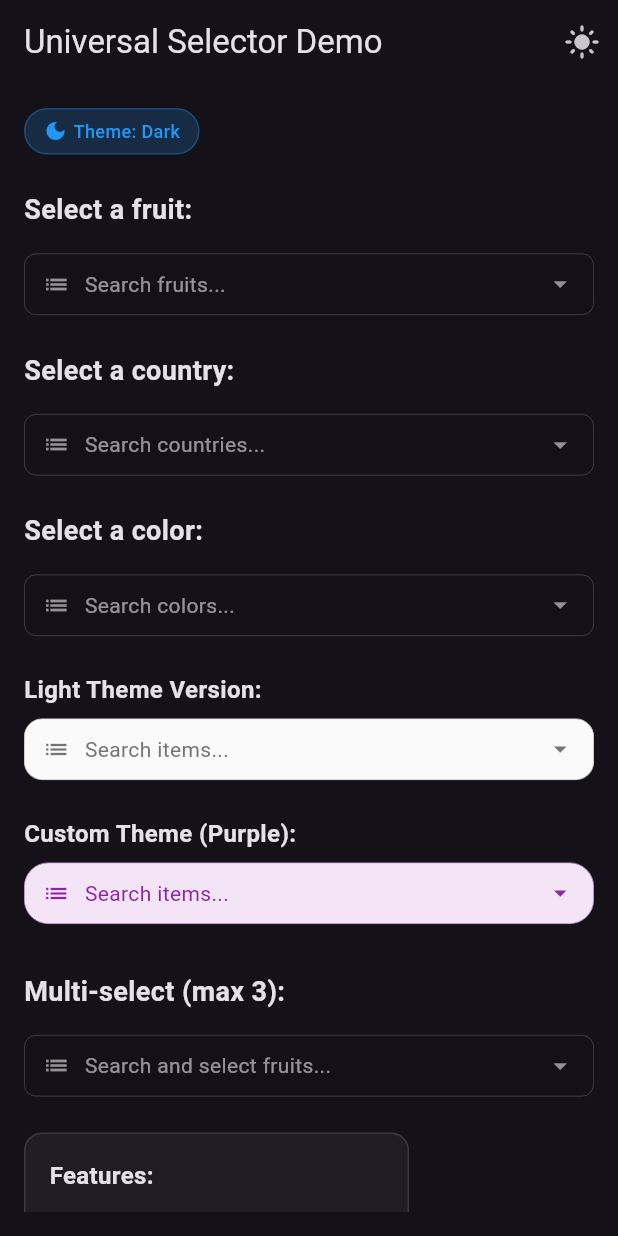
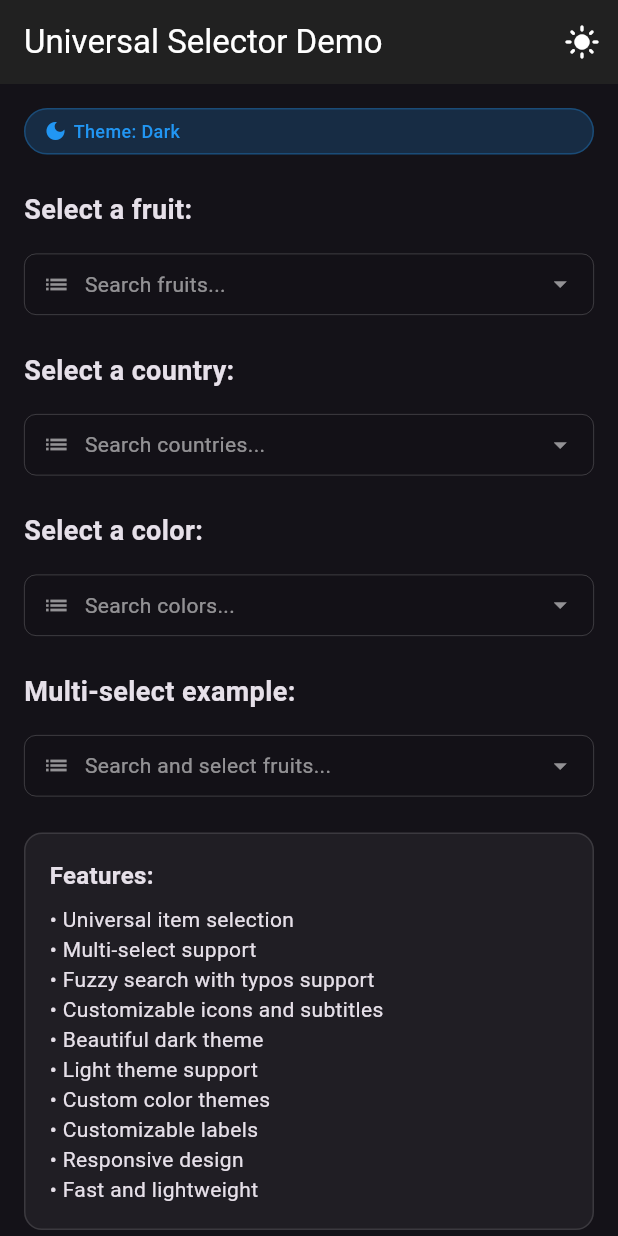
Before and after one commit to stanislavworldin/search, a Flutter app: the screen it shows after launch, on a phone screen of 412 x 824 dp. Run offline on Flutter 3.47's test engine with Material 3 defaults, Android fonts, the phone set to English and light mode, and no system bars.

Commit message:
Fix all errors and warnings in example app

```diff
--- a/example/lib/main.dart
+++ b/example/lib/main.dart
@@ -112,21 +112,21 @@ class _MyHomePageState extends State<MyHomePage> {
       name: 'China',
       icon: '🇨🇳',
       subtitle: 'People\'s Republic of China',
-      searchData: 'china chinese',
+      searchData: 'china chinese people republic',
+    ),
+    const SelectableItem(
+      id: 'jp',
+      name: 'Japan',
+      icon: '🇯🇵',
+      subtitle: 'Land of the Rising Sun',
+      searchData: 'japan japanese rising sun',
     ),
     const SelectableItem(
       id: 'de',
       name: 'Germany',
       icon: '🇩🇪',
       subtitle: 'Federal Republic of Germany',
-      searchData: 'germany german deutschland',
-    ),
-    const SelectableItem(
-      id: 'jp',
-      name: 'Japan',
-      icon: '🇯🇵',
-      subtitle: 'Land of the Rising Sun',
-      searchData: 'japan japanese nippon',
+      searchData: 'germany german federal republic',
     ),
   ];
 
@@ -136,35 +136,35 @@ class _MyHomePageState extends State<MyHomePage> {
       name: 'Red',
       icon: '🔴',
       subtitle: 'Primary color',
-      searchData: 'red primary warm',
+      searchData: 'red primary color warm',
     ),
     const SelectableItem(
       id: 'blue',
       name: 'Blue',
       icon: '🔵',
       subtitle: 'Primary color',
-      searchData: 'blue primary cool',
+      searchData: 'blue primary color cool',
     ),
     const SelectableItem(
       id: 'green',
       name: 'Green',
       icon: '🟢',
-      subtitle: 'Secondary color',
-      searchData: 'green secondary nature',
+      subtitle: 'Primary color',
+      searchData: 'green primary color nature',
     ),
     const SelectableItem(
       id: 'yellow',
       name: 'Yellow',
       icon: '🟡',
       subtitle: 'Primary color',
-      searchData: 'yellow primary bright',
+      searchData: 'yellow primary color bright',
     ),
     const SelectableItem(
       id: 'purple',
       name: 'Purple',
       icon: '🟣',
       subtitle: 'Secondary color',
-      searchData: 'purple secondary royal',
+      searchData: 'purple secondary color royal',
     ),
   ];
 
@@ -173,19 +173,19 @@ class _MyHomePageState extends State<MyHomePage> {
     return Scaffold(
       appBar: AppBar(
         title: const Text('Universal Selector Demo'),
+        backgroundColor: widget.isDarkTheme ? Colors.grey[900] : Colors.blue,
+        foregroundColor: Colors.white,
         actions: [
-          // Theme toggle button
           IconButton(
-            icon: Icon(widget.isDarkTheme ? Icons.light_mode : Icons.dark_mode),
+            icon: Icon(
+              widget.isDarkTheme ? Icons.light_mode : Icons.dark_mode,
+            ),
             onPressed: widget.onThemeChanged,
           ),
         ],
       ),
-      body: Padding(
+      body: ListView(
         padding: const EdgeInsets.all(16.0),
-        child: SingleChildScrollView(
-          child: Column(
-            crossAxisAlignment: CrossAxisAlignment.start,
         children: [
           // Theme indicator
           Container(
@@ -301,85 +301,9 @@ class _MyHomePageState extends State<MyHomePage> {
           ),
           const SizedBox(height: 24),
 
-            // Light theme selector example
-            const Text(
-              'Light Theme Version:',
-              style: TextStyle(
-                fontSize: 16,
-                fontWeight: FontWeight.bold,
-              ),
-            ),
-            const SizedBox(height: 8),
-            UniversalSelector(
-              items: fruits,
-              selectedItem: selectedItem,
-              onItemSelected: (SelectableItem item) {
-                setState(() {
-                  selectedItem = item;
-                });
-                ScaffoldMessenger.of(context).showSnackBar(
-                  SnackBar(
-                    content: Text('Selected: ${item.icon} ${item.name}'),
-                    backgroundColor: Colors.green,
-                  ),
-                );
-              },
-              backgroundColor: Colors.white,
-              headerColor: Colors.grey.shade100,
-              textColor: Colors.black87,
-              accentColor: Colors.blue,
-              searchFieldColor: Colors.grey.shade50,
-              searchFieldBorderColor: Colors.grey.shade300,
-              cursorColor: Colors.blue,
-              hintTextColor: Colors.grey.shade600,
-              hoverColor: Colors.grey.shade200,
-              borderRadius: 12.0,
-              labelText: 'Light theme selector',
-              hintText: 'Search items...',
-            ),
-            const SizedBox(height: 24),
-
-            // Custom theme selector example
-            const Text(
-              'Custom Theme (Purple):',
-              style: TextStyle(
-                fontSize: 16,
-                fontWeight: FontWeight.bold,
-              ),
-            ),
-            const SizedBox(height: 8),
-            UniversalSelector(
-              items: colors,
-              selectedItem: selectedItem,
-              onItemSelected: (SelectableItem item) {
-                setState(() {
-                  selectedItem = item;
-                });
-                ScaffoldMessenger.of(context).showSnackBar(
-                  SnackBar(
-                    content: Text('Selected: ${item.icon} ${item.name}'),
-                    backgroundColor: Colors.green,
-                  ),
-                );
-              },
-              backgroundColor: Colors.purple.shade50,
-              headerColor: Colors.purple.shade100,
-              textColor: Colors.purple.shade900,
-              accentColor: Colors.purple,
-              searchFieldColor: Colors.purple.shade50,
-              searchFieldBorderColor: Colors.purple.shade200,
-              cursorColor: Colors.purple,
-              hintTextColor: Colors.purple.shade600,
-              hoverColor: Colors.purple.shade200,
-              borderRadius: 16.0,
-              labelText: 'Purple theme selector',
-              hintText: 'Search items...',
-            ),
-            const SizedBox(height: 32),
-
           // Multi-select example
           const Text(
-              'Multi-select (max 3):',
+            'Multi-select example:',
             style: TextStyle(
               fontSize: 18,
               fontWeight: FontWeight.bold,
@@ -390,7 +314,6 @@ class _MyHomePageState extends State<MyHomePage> {
             items: fruits,
             selectedItems: selectedItems,
             isMultiSelect: true,
-              maxSelections: 3,
             onItemSelected: (SelectableItem item) {
               // This callback is required but not used in multi-select mode
             },
@@ -407,62 +330,9 @@ class _MyHomePageState extends State<MyHomePage> {
             },
             labelText: 'Choose multiple fruits',
             hintText: 'Search and select fruits...',
+            maxSelections: 3,
           ),
           const SizedBox(height: 24),
-
-            // Selected items display
-            if (selectedItems.isNotEmpty) ...[
-              const Text(
-                'Selected Items:',
-                style: TextStyle(
-                  fontSize: 16,
-                  fontWeight: FontWeight.bold,
-                ),
-              ),
-              const SizedBox(height: 8),
-              Container(
-                padding: const EdgeInsets.all(16),
-                decoration: BoxDecoration(
-                  color: Colors.blue.withAlpha((0.1 * 255).toInt()),
-                  borderRadius: BorderRadius.circular(8),
-                  border: Border.all(
-                      color: Colors.blue.withAlpha((0.3 * 255).toInt())),
-                ),
-                child: Column(
-                  crossAxisAlignment: CrossAxisAlignment.start,
-                  children: [
-                    Text(
-                      '${selectedItems.length} items selected:',
-                      style: const TextStyle(
-                        fontSize: 14,
-                        fontWeight: FontWeight.w600,
-                        color: Colors.blue,
-                      ),
-                    ),
-                    const SizedBox(height: 8),
-                    ...selectedItems.map((item) => Padding(
-                          padding: const EdgeInsets.symmetric(vertical: 2),
-                          child: Row(
-                            children: [
-                              if (item.icon != null) ...[
-                                Text(item.icon!,
-                                    style: const TextStyle(fontSize: 16)),
-                                const SizedBox(width: 8),
-                              ],
-                              Expanded(
-                                child: Text(
-                                  item.name,
-                                  style: const TextStyle(fontSize: 14),
-                                ),
-                              ),
-                            ],
-                          ),
-                        )),
-                  ],
-                ),
-              ),
-              const SizedBox(height: 24),
-            ],
 
           // Selected item display
           if (selectedItem != null) ...[
@@ -527,7 +397,6 @@ class _MyHomePageState extends State<MyHomePage> {
               ),
             ),
           ],
-            const Spacer(),
 
           // Features section
           Container(
@@ -563,8 +432,6 @@ class _MyHomePageState extends State<MyHomePage> {
           ),
         ],
       ),
-        ),
-      ),
     );
   }
 }
--- a/pubspec.yaml
+++ b/pubspec.yaml
@@ -10,7 +10,7 @@ topics:
   - picker
   - search
   - items
-  - universal
+  - dropdown
 
 environment:
   sdk: '>=3.0.0 <4.0.0'
```
Lines whose indentation alone changed are shown as unchanged.
